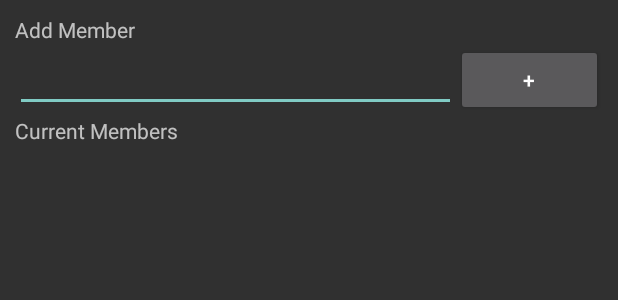
After one commit to viriyadhika/GroupTaskAndroid, an Android app: the layout fragment_member_list_dialog.xml on its own in the app's theme, with its tools: preview values and no code run, on a phone screen of 412 x 824 dp. The commit adds this screen. Shown: the top 300 px of the screen. Run offline under Robolectric (Android 15) with nearby library versions, the phone set to English and light mode, and no system bars.

Commit message:
added member list functionality

```diff
--- a/app/src/main/java/com/example/grouptaskandroid/MainActivity.java
+++ b/app/src/main/java/com/example/grouptaskandroid/MainActivity.java
@@ -18,8 +18,8 @@ import android.view.MenuInflater;
 import android.view.MenuItem;
 import android.widget.Toast;
 
-import com.example.grouptaskandroid.exception.AuthenticationFailedException;
-import com.example.grouptaskandroid.exception.NoNetworkResponseException;
+import com.example.grouptaskandroid.exception.network.AuthenticationFailedException;
+import com.example.grouptaskandroid.exception.network.NoNetworkResponseException;
 import com.example.grouptaskandroid.fragments.GroupFragmentDirections;
 import com.example.grouptaskandroid.fragments.GroupViewModel;
 import com.example.grouptaskandroid.fragments.TaskViewModel;
--- a/app/src/main/java/com/example/grouptaskandroid/data/TaskRepository.java
+++ b/app/src/main/java/com/example/grouptaskandroid/data/TaskRepository.java
@@ -2,8 +2,6 @@ package com.example.grouptaskandroid.data;
 
 import android.content.Context;
 import android.util.Log;
-
-import androidx.lifecycle.MutableLiveData;
 
 import com.android.volley.AuthFailureError;
 import com.android.volley.Request;
@@ -11,18 +9,14 @@ import com.android.volley.Response;
 import com.android.volley.VolleyError;
 import com.android.volley.toolbox.JsonObjectRequest;
 import com.example.grouptaskandroid.data.generics.PostRepository;
-import com.example.grouptaskandroid.exception.AuthenticationFailedException;
 import com.example.grouptaskandroid.model.Group;
 import com.example.grouptaskandroid.model.Task;
 import com.example.grouptaskandroid.model.User;
-import com.example.grouptaskandroid.util.AuthenticationManagerSingleton;
 import com.example.grouptaskandroid.util.Constants;
-import com.example.grouptaskandroid.util.RequestQueueSingleton;
 
 import org.json.JSONException;
 import org.json.JSONObject;
 
-import java.nio.charset.StandardCharsets;
 import java.util.Map;
 
 public class TaskRepository extends PostRepository<Task> {
--- a/app/src/main/java/com/example/grouptaskandroid/data/generics/PostRepository.java
+++ b/app/src/main/java/com/example/grouptaskandroid/data/generics/PostRepository.java
@@ -6,8 +6,7 @@ import android.util.Log;
 import androidx.lifecycle.MutableLiveData;
 
 import com.android.volley.VolleyError;
-import com.example.grouptaskandroid.exception.AuthenticationFailedException;
-import com.example.grouptaskandroid.model.Task;
+import com.example.grouptaskandroid.exception.network.AuthenticationFailedException;
 import com.example.grouptaskandroid.util.AuthenticationManagerSingleton;
 import com.example.grouptaskandroid.util.Constants;
 import com.example.grouptaskandroid.util.RequestQueueSingleton;
--- a/app/src/main/java/com/example/grouptaskandroid/data/generics/Repository.java
+++ b/app/src/main/java/com/example/grouptaskandroid/data/generics/Repository.java
@@ -6,8 +6,8 @@ import android.util.Log;
 import androidx.lifecycle.MutableLiveData;
 
 import com.android.volley.VolleyError;
-import com.example.grouptaskandroid.exception.AuthenticationFailedException;
-import com.example.grouptaskandroid.exception.NoNetworkResponseException;
+import com.example.grouptaskandroid.exception.network.AuthenticationFailedException;
+import com.example.grouptaskandroid.exception.network.NoNetworkResponseException;
 import com.example.grouptaskandroid.util.AuthenticationManagerSingleton;
 import com.example.grouptaskandroid.util.Constants;
 import com.example.grouptaskandroid.util.RequestQueueSingleton;
--- a/app/src/main/java/com/example/grouptaskandroid/exception/AuthenticationFailedException.java
+++ b/app/src/main/java/com/example/grouptaskandroid/exception/network/AuthenticationFailedException.java
@@ -1,4 +1,4 @@
-package com.example.grouptaskandroid.exception;
+package com.example.grouptaskandroid.exception.network;
 
 import com.android.volley.VolleyError;
 
--- a/app/src/main/java/com/example/grouptaskandroid/exception/NoNetworkResponseException.java
+++ b/app/src/main/java/com/example/grouptaskandroid/exception/network/NoNetworkResponseException.java
@@ -1,4 +1,4 @@
-package com.example.grouptaskandroid.exception;
+package com.example.grouptaskandroid.exception.network;
 
 import com.android.volley.VolleyError;
 
--- /dev/null
+++ b/app/src/main/res/layout/fragment_member_list_dialog.xml
@@ -0,0 +1,50 @@
+<?xml version="1.0" encoding="utf-8"?>
+<RelativeLayout xmlns:android="http://schemas.android.com/apk/res/android"
+    xmlns:tools="http://schemas.android.com/tools"
+    android:layout_width="match_parent"
+    android:layout_height="match_parent"
+    android:padding="10dp"
+    tools:context=".fragments.MemberListDialogFragment">
+
+    <TextView
+        android:id="@+id/member_list_addMemberTitle"
+        android:text="Add Member"
+        android:layout_width="match_parent"
+        android:layout_height="wrap_content" />
+
+    <LinearLayout
+        android:id="@+id/member_list_addMemberLayout"
+        android:layout_below="@id/member_list_addMemberTitle"
+        android:orientation="horizontal"
+        android:layout_width="match_parent"
+        android:layout_height="wrap_content">
+
+        <EditText
+            android:id="@+id/member_list_memberUsername"
+            android:layout_width="0dp"
+            android:layout_weight="3"
+            android:layout_height="wrap_content" />
+
+        <Button
+            android:id="@+id/member_list_addMemberButton"
+            android:layout_width="0dp"
+            android:layout_weight="1"
+            android:text="+"
+            android:layout_height="wrap_content" />
+
+    </LinearLayout>
+
+    <TextView
+        android:text="Current Members"
+        android:id="@+id/member_list_memberListTitle"
+        android:layout_below="@id/member_list_addMemberLayout"
+        android:layout_width="match_parent"
+        android:layout_height="wrap_content" />
+
+    <androidx.recyclerview.widget.RecyclerView
+        android:id="@+id/member_list_memberList"
+        android:layout_below="@id/member_list_memberListTitle"
+        android:layout_width="wrap_content"
+        android:layout_height="wrap_content" />
+
+</RelativeLayout>
--- a/app/src/main/res/values/strings.xml
+++ b/app/src/main/res/values/strings.xml
@@ -14,4 +14,5 @@
     <string name="add_task_desc">Description</string>
     <string name="add_task_inCharge">In Charge</string>
     <string name="add_task_dueDate">Due Date</string>
+    <string name="group_detail_members">View Members</string>
 </resources>
```
Also changed, not shown: app/src/main/java/com/example/grouptaskandroid/adapter/MemberRecycleViewAdapter.java (added, +53 -0 lines), app/src/main/java/com/example/grouptaskandroid/data/AddMemberRepository.java (added, +74 -0 lines), app/src/main/java/com/example/grouptaskandroid/data/ConvertUsernameToIdRepository.java (added, +95 -0 lines), app/src/main/java/com/example/grouptaskandroid/exception/network/NotFoundException.java (added, +8 -0 lines), app/src/main/java/com/example/grouptaskandroid/fragments/AddTaskDialogFragment.java (+4 -5 lines), app/src/main/java/com/example/grouptaskandroid/fragments/GroupDetailFragment.java (+17 -6 lines), app/src/main/java/com/example/grouptaskandroid/fragments/GroupDetailViewModel.java (+35 -1 lines), app/src/main/java/com/example/grouptaskandroid/fragments/MemberListDialogFragment.java (added, +127 -0 lines), app/src/main/java/com/example/grouptaskandroid/util/AuthenticationManagerSingleton.java (+17 -12 lines), app/src/main/java/com/example/grouptaskandroid/util/Constants.java (+1 -9 lines), app/src/main/res/layout/fragment_group_detail.xml (+7 -0 lines), app/src/main/res/layout/fragment_member_row.xml (added, +12 -0 lines).
